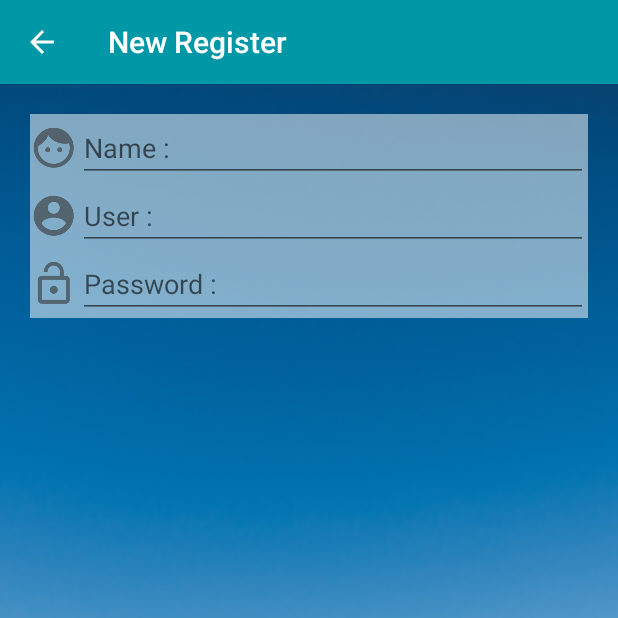
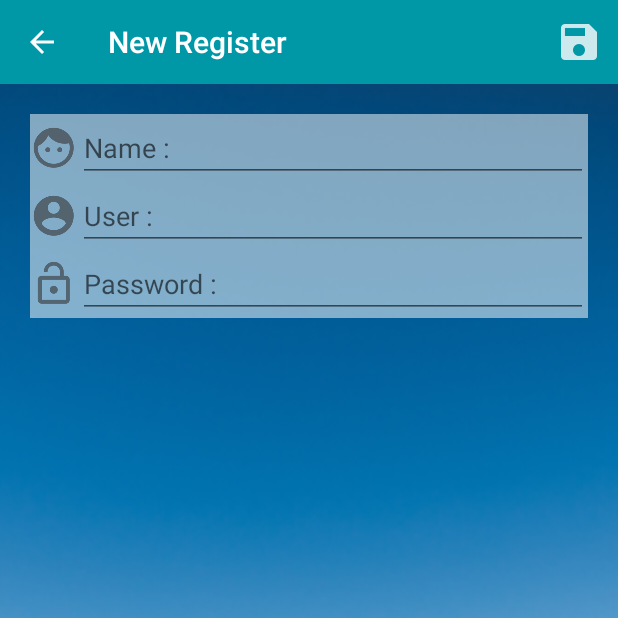
Before and after one commit to Adulvit/AdulvitCService, an Android app: the screen it shows after launch (MainActivity), after a tap on "New Register", on a phone screen of 412 x 824 dp, the top half of it. Run offline under Robolectric (Android 15) with nearby library versions, the phone set to English and light mode, and no system bars.

Commit message:
Design UI Register success

```diff
--- a/app/src/main/res/layout/fragment_new_register.xml
+++ b/app/src/main/res/layout/fragment_new_register.xml
@@ -11,9 +11,16 @@
         android:layout_width="match_parent"
         android:layout_height="?attr/actionBarSize"
         android:background="@color/colorPrimary"
-        android:theme="@style/ThemeOverlay.AppCompat.Dark.ActionBar"
+        android:theme="@style/ThemeOverlay.AppCompat.Dark.ActionBar">
 
-        >
+        <!--Save Button-->
+        <ImageView
+            android:id="@+id/imvSave"
+            android:layout_marginRight="10dp"
+            android:layout_gravity="right"
+            android:src="@drawable/ic_action_save"
+            android:layout_width="wrap_content"
+            android:layout_height="wrap_content" />
 
     </android.support.v7.widget.Toolbar>
 
@@ -37,7 +44,7 @@
 
         <!--TextField-->
         <EditText
-
+            android:id="@+id/edtName"
             android:layout_width="match_parent"
             android:layout_height="wrap_content"
             android:hint="Name :"
@@ -65,6 +72,7 @@
 
         <!--TextField-->
         <EditText
+            android:id="@+id/edtUser"
             android:layout_width="match_parent"
             android:layout_height="wrap_content"
             android:hint="@string/user"
@@ -92,6 +100,7 @@
 
         <!--TextField-->
         <EditText
+            android:id="@+id/edtPassword"
             android:layout_width="match_parent"
             android:layout_height="wrap_content"
             android:hint="@string/password"
```
Also changed, not shown: app/src/main/res/drawable-hdpi/ic_action_save.png (added), app/src/main/res/drawable-mdpi/ic_action_save.png (added), app/src/main/res/drawable-xhdpi/ic_action_save.png (added), app/src/main/res/drawable-xxhdpi/ic_action_save.png (added).
